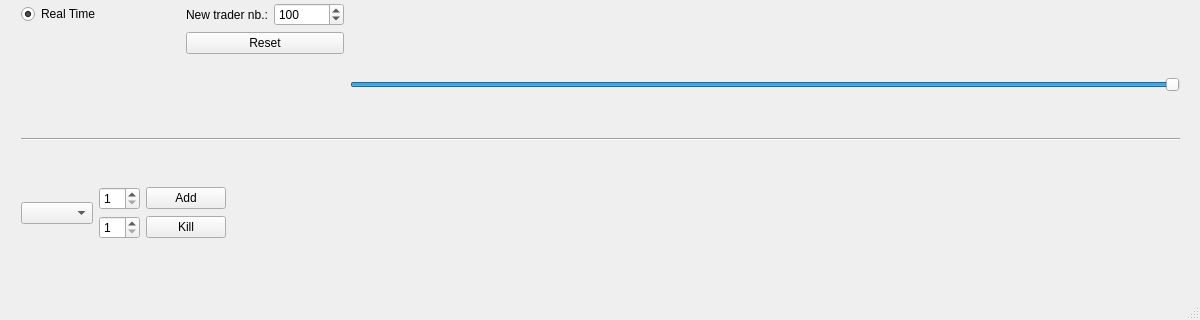
The window that EconomicEngineDebugGUI/includes/EconomicEngineDebugGUI.ui (ZeCroque/EconomicEngine) describes before a commit, drawn with Qt 5; both pictures show x 0 to 1200 and y 290 to 610 of the 1200 by 610 pixel window.
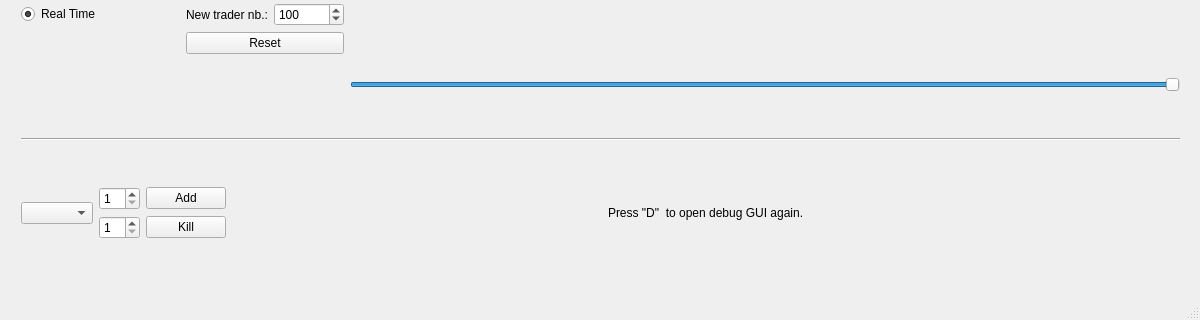
The same window after the commit. Custom widgets are drawn as their Qt base class.

Commit message: Fix->GUi standalone wasn't closing when engine never started Feat->Hint to open again debug gui in lib mode

```diff
--- a/EconomicEngineDebugGUI/includes/EconomicEngineDebugGUI.ui
+++ b/EconomicEngineDebugGUI/includes/EconomicEngineDebugGUI.ui
@@ -299,6 +299,13 @@
            </item>
           </layout>
          </item>
+         <item row="0" column="3">
+          <widget class="QLabel" name="label_2">
+           <property name="text">
+            <string>Press &quot;D&quot;  to open debug GUI again.</string>
+           </property>
+          </widget>
+         </item>
          <item row="0" column="0">
           <widget class="QComboBox" name="cBKill"/>
          </item>
@@ -318,6 +325,19 @@
            </property>
           </spacer>
          </item>
+         <item row="0" column="4">
+          <spacer name="horizontalSpacer">
+           <property name="orientation">
+            <enum>Qt::Horizontal</enum>
+           </property>
+           <property name="sizeHint" stdset="0">
+            <size>
+             <width>40</width>
+             <height>20</height>
+            </size>
+           </property>
+          </spacer>
+         </item>
         </layout>
        </item>
       </layout>
```
The commit also changes 1 other file.
